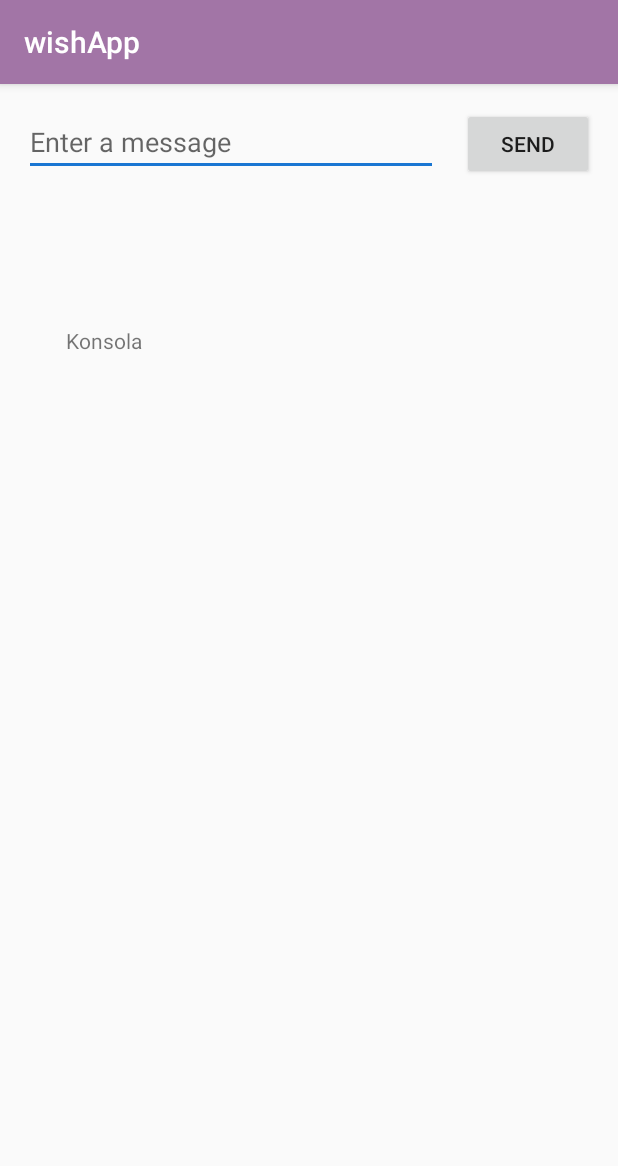
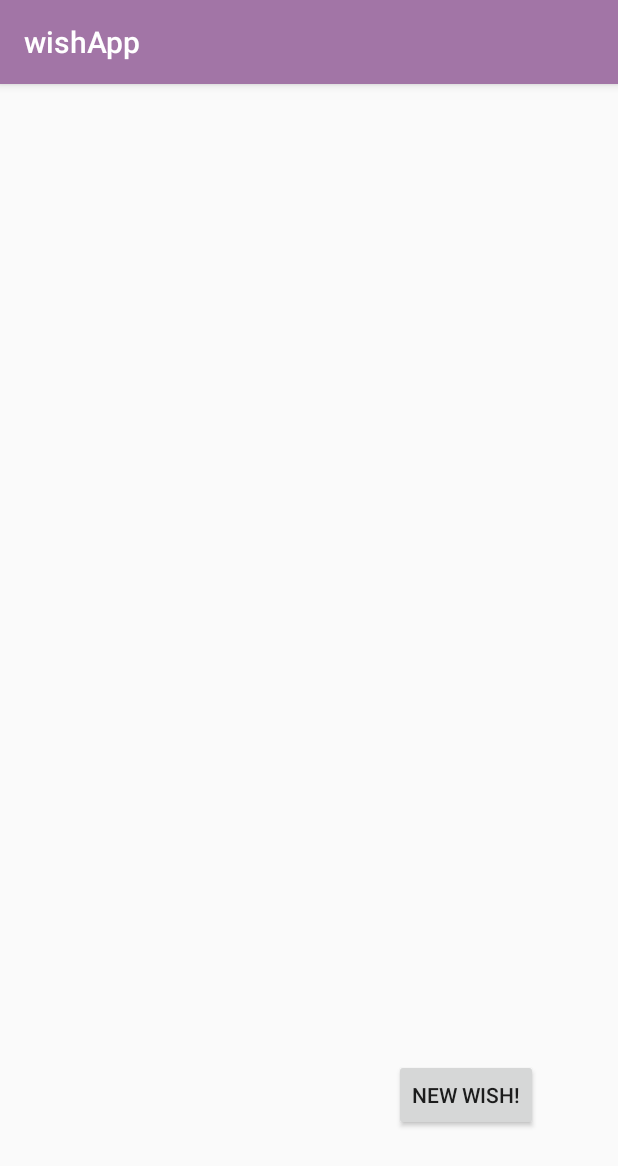
Before and after one commit to bartsto/wishApp, an Android app: the screen it shows after launch (MainActivity), on a phone screen of 412 x 824 dp. Shown: the top 1166 px of the screen. Run offline under Robolectric (Android 15) with nearby library versions, the phone set to English and light mode, and no system bars.

Commit message:
Create add wish activity with camera and gallery

```diff
--- a/app/build.gradle
+++ b/app/build.gradle
@@ -30,4 +30,5 @@ dependencies {
     testImplementation 'junit:junit:4.12'
     androidTestImplementation 'com.android.support.test:runner:1.0.2'
     androidTestImplementation 'com.android.support.test.espresso:espresso-core:3.0.2'
+    implementation 'com.android.support:design:28.0.0'
 }
--- a/app/src/main/res/layout/activity_main.xml
+++ b/app/src/main/res/layout/activity_main.xml
@@ -6,28 +6,11 @@
         android:layout_width="match_parent"
         android:layout_height="match_parent"
         tools:context=".MainActivity">
-    <EditText
-            android:layout_width="0dp"
-            android:layout_height="45dp"
-            android:inputType="textPersonName"
-            android:ems="10"
-            android:id="@+id/editText" android:layout_marginTop="16dp"
-            app:layout_constraintTop_toTopOf="parent" android:layout_marginStart="16dp"
-            app:layout_constraintStart_toStartOf="parent" android:hint="@string/edit_message"
-            app:layout_constraintEnd_toStartOf="@+id/button"/>
     <Button
+            android:text="@string/button_new"
             android:layout_width="wrap_content"
             android:layout_height="wrap_content"
-            android:id="@+id/button"
-            app:layout_constraintStart_toEndOf="@+id/editText" android:layout_marginStart="16dp"
-            app:layout_constraintBaseline_toBaselineOf="@+id/editText" android:text="@string/button_send"
-            app:layout_constraintHorizontal_bias="0.5" app:layout_constraintEnd_toEndOf="parent"
-            android:layout_marginEnd="16dp" android:onClick="sendMessage"/>
-    <TextView
-            android:text="TextView"
-            android:layout_width="216dp"
-            android:layout_height="35dp"
-            android:id="@+id/textView3" android:layout_marginTop="100dp"
-            app:layout_constraintTop_toBottomOf="@+id/editText" app:layout_constraintStart_toStartOf="parent"
-            android:layout_marginStart="44dp"/>
+            android:id="@+id/button_add_new" android:layout_marginEnd="53dp" app:layout_constraintEnd_toEndOf="parent"
+            app:layout_constraintBottom_toBottomOf="parent" android:layout_marginBottom="70dp"
+            android:onClick="newWish"/>
 </android.support.constraint.ConstraintLayout>
--- /dev/null
+++ b/app/src/main/res/xml/file_paths.xml
@@ -0,0 +1,6 @@
+<?xml version="1.0" encoding="utf-8"?>
+
+
+<paths xmlns:android="http://schemas.android.com/apk/res/android">
+    <external-path name="my_images" path="Android/data/com.example.wishapp/files/Pictures" />
+</paths>
```
Also changed, not shown: app/src/main/AndroidManifest.xml (+24 -4 lines), app/src/main/java/com/example/wishapp/MainActivity.kt (+3 -12 lines), app/src/main/java/com/example/wishapp/NewWishActivity.kt (added, +93 -0 lines), app/src/main/res/layout/activity_new_wish.xml (added, +48 -0 lines), app/src/main/res/values/strings.xml (+7 -0 lines).
